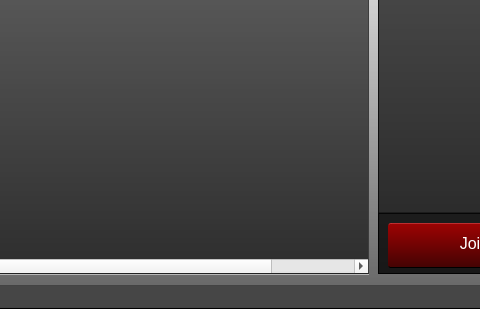
Old version of the form lhmp_browser/LHMP_Browser/launcher.ui in the repository LHMPTeam/lhmp; both pictures show x 262 to 742 and y 252 to 572 of the 900 by 572 pixel window.
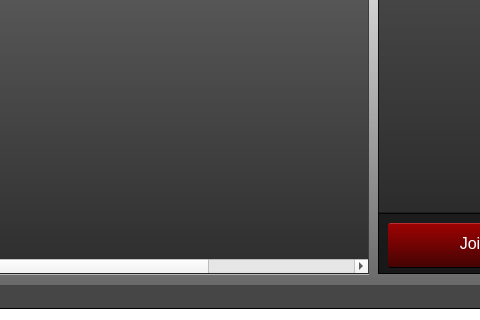
New version of the form. Icons and pictures are not drawn.

Commit message: Password support for browser

The edit to the form file:
```diff
--- a/lhmp_browser/LHMP_Browser/launcher.ui
+++ b/lhmp_browser/LHMP_Browser/launcher.ui
@@ -1134,7 +1134,7 @@
         <number>0</number>
        </property>
        <property name="columnCount">
-        <number>7</number>
+        <number>8</number>
        </property>
        <attribute name="horizontalHeaderVisible">
         <bool>true</bool>
@@ -1207,6 +1207,11 @@
          <string>Map</string>
         </property>
        </column>
+       <column>
+        <property name="text">
+         <string>Password</string>
+        </property>
+       </column>
       </widget>
      </widget>
      <widget class="QFrame" name="frame_8">
```
The commit also changes 2 other files.
